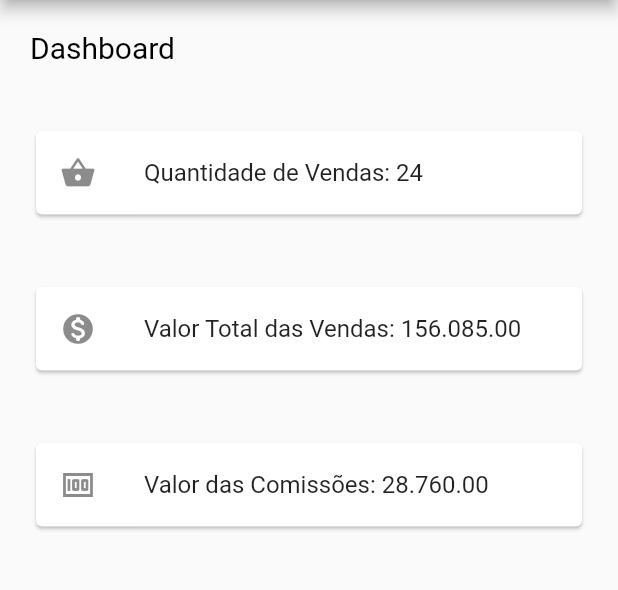
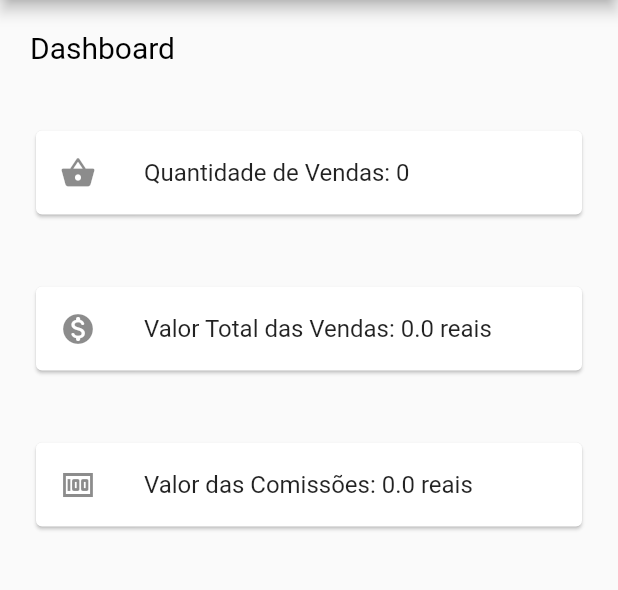
Before and after one commit to AmandaMaziero/sistema_de_venda, a Flutter app: the screen it shows after launch, after a tap on "Entrar", on a phone screen of 412 x 824 dp, the part 84-674 px from its top. Run offline on Flutter 3.47's test engine with Material 2 defaults, Android fonts, the phone set to English and light mode, and no system bars; our stand-ins replace cloud_firestore, firebase_auth, firebase_core; accounts and stored records are empty; generated files the repository leaves out were written again; network calls fail; Roboto replaces fonts that are missing (Poppins).

Commit message:
finalizado o crud de vendas e dashboard

```diff
--- a/lib/pages/clients.dart
+++ b/lib/pages/clients.dart
@@ -35,7 +35,7 @@ class Client extends StatelessWidget {
             _buildDrawerItem('Usuários', User(), context),
             _buildDrawerItem('Clientes', Client(), context),
             _buildDrawerItem('Produtos', Product(), context),
-            _buildDrawerItem('Vendas', const Sale(), context),
+            _buildDrawerItem('Vendas', Sale(), context),
           ],
         ),
       ),
--- a/lib/pages/forms/clients.form.dart
+++ b/lib/pages/forms/clients.form.dart
@@ -50,7 +50,7 @@ class _FormClientState extends State<FormClient> {
             _buildDrawerItem('Usuários', User(), context),
             _buildDrawerItem('Clientes', Client(), context),
             _buildDrawerItem('Produtos', Product(), context),
-            _buildDrawerItem('Vendas', const Sale(), context),
+            _buildDrawerItem('Vendas', Sale(), context),
           ],
         ),
       ),
--- a/lib/pages/forms/products.form.dart
+++ b/lib/pages/forms/products.form.dart
@@ -48,7 +48,7 @@ class _FormProductState extends State<FormProduct> {
             _buildDrawerItem('Usuários', User(), context),
             _buildDrawerItem('Clientes', Client(), context),
             _buildDrawerItem('Produtos', Product(), context),
-            _buildDrawerItem('Vendas', const Sale(), context),
+            _buildDrawerItem('Vendas', Sale(), context),
           ],
         ),
       ),
--- a/lib/pages/forms/users.form.dart
+++ b/lib/pages/forms/users.form.dart
@@ -51,7 +51,7 @@ class _FormUserState extends State<FormUser> {
             _buildDrawerItem('Usuários', User(), context),
             _buildDrawerItem('Clientes', Client(), context),
             _buildDrawerItem('Produtos', Product(), context),
-            _buildDrawerItem('Vendas', const Sale(), context),
+            _buildDrawerItem('Vendas', Sale(), context),
           ],
         ),
       ),
--- a/lib/pages/home.dart
+++ b/lib/pages/home.dart
@@ -1,3 +1,4 @@
+import 'package:cloud_firestore/cloud_firestore.dart';
 import 'package:flutter/material.dart';
 import 'package:sistema_de_venda/widgets/texts.dart';
 import 'package:sistema_de_venda/pages/users.dart';
@@ -35,7 +36,7 @@ class _HomeState extends State<Home> {
             _buildDrawerItem('Usuários', User(), context),
             _buildDrawerItem('Clientes', Client(), context),
             _buildDrawerItem('Produtos', Product(), context),
-            _buildDrawerItem('Vendas', const Sale(), context),
+            _buildDrawerItem('Vendas', Sale(), context),
           ],
         ),
       ),
@@ -60,47 +61,81 @@ class _HomeState extends State<Home> {
           padding: const EdgeInsets.all(20),
           child: Texts("Dashboard"),
         ),
-        const Padding(
-          padding: EdgeInsets.all(20),
+        FutureBuilder<int>(
+          future: countProducts(),
+          builder: (BuildContext context, AsyncSnapshot<int> snapshot) {
+            if (snapshot.connectionState == ConnectionState.waiting) {
+              return const CircularProgressIndicator();
+            } else if (snapshot.hasError) {
+              return Text('Erro ao carregar dados: ${snapshot.error}');
+            } else {
+              int productCount = snapshot.data ?? 0;
+              return Padding(
+                padding: const EdgeInsets.all(20),
                 child: Card(
                   child: Column(
                     mainAxisSize: MainAxisSize.min,
                     children: <Widget>[
                       ListTile(
-                  leading: Icon(Icons.shopping_basket),
-                  title: Text("Quantidade de Vendas: 24"),
+                        leading: const Icon(Icons.shopping_basket),
+                        title: Text("Quantidade de Vendas: $productCount"),
                       )
                     ],
                   ),
                 ),
+              );
+            }
+          },
         ),
-        const Padding(
-          padding: EdgeInsets.all(20),
+        FutureBuilder<double>(
+          future: calculateTotalSales(),
+          builder: (BuildContext context, AsyncSnapshot<double> snapshot) {
+            if (snapshot.hasError) {
+              return Text('Erro ao carregar dados: ${snapshot.error}');
+            } else {
+              double totalSales = snapshot.data ?? 0;
+              return Padding(
+                padding: const EdgeInsets.all(20),
                 child: Card(
                   child: Column(
                     mainAxisSize: MainAxisSize.min,
                     children: <Widget>[
                       ListTile(
-                  leading: Icon(Icons.monetization_on_rounded),
-                  title: Text("Valor Total das Vendas: 156.085.00"),
+                        leading: const Icon(Icons.monetization_on_rounded),
+                        title:
+                            Text("Valor Total das Vendas: $totalSales reais"),
                       )
                     ],
                   ),
                 ),
+              );
+            }
+          },
         ),
-        const Padding(
-          padding: EdgeInsets.all(20),
+        FutureBuilder<double>(
+          future: calculateTotalCommissions(),
+          builder: (BuildContext context, AsyncSnapshot<double> snapshot) {
+            if (snapshot.hasError) {
+              return Text('Erro ao carregar dados: ${snapshot.error}');
+            } else {
+              double totalCommisions = snapshot.data ?? 0.00;
+              return Padding(
+                padding: const EdgeInsets.all(20),
                 child: Card(
                   child: Column(
                     mainAxisSize: MainAxisSize.min,
                     children: <Widget>[
                       ListTile(
-                  leading: Icon(Icons.money),
-                  title: Text("Valor das Comissões: 28.760.00"),
+                        leading: const Icon(Icons.money),
+                        title:
+                            Text("Valor das Comissões: $totalCommisions reais"),
                       )
                     ],
                   ),
                 ),
+              );
+            }
+          },
         )
       ],
     );
@@ -111,4 +146,60 @@ class _HomeState extends State<Home> {
       return page;
     }));
   }
+
+  Future<int> countProducts() async {
+    try {
+      QuerySnapshot snapshot =
+          await FirebaseFirestore.instance.collection('sales').get();
+
+      return snapshot.docs.length;
+    } catch (e) {
+      print('Erro ao contar produtos: $e');
+      return 0;
     }
+  }
+
+  Future<double> calculateTotalSales() async {
+    try {
+      QuerySnapshot snapshot =
+          await FirebaseFirestore.instance.collection('sales').get();
+
+      double totalSales = 0.0;
+      for (var doc in snapshot.docs) {
+        if (doc.exists && doc.data() != null) {
+          Map<Object, dynamic>? data = doc.data() as Map<Object, dynamic>?;
+          if (data != null && data.containsKey('totalValue')) {
+            totalSales += data['totalValue'] ?? 0.0;
+          }
+        }
+      }
+
+      return totalSales;
+    } catch (e) {
+      print('Erro ao calcular total de vendas: $e');
+      return 0.0;
+    }
+  }
+
+  Future<double> calculateTotalCommissions() async {
+    try {
+      QuerySnapshot snapshot =
+          await FirebaseFirestore.instance.collection('sales').get();
+
+      double totalCommisions = 0.0;
+      for (var doc in snapshot.docs) {
+        if (doc.exists && doc.data() != null) {
+          Map<Object, dynamic>? data = doc.data() as Map<Object, dynamic>?;
+          if (data != null && data.containsKey('commission')) {
+            totalCommisions += data['commission'] ?? 0.0;
+          }
+        }
+      }
+
+      return totalCommisions;
+    } catch (e) {
+      print('Erro ao calcular total de comissões: $e');
+      return 0.0;
+    }
+  }
+}
--- a/lib/pages/products.dart
+++ b/lib/pages/products.dart
@@ -34,7 +34,7 @@ class Product extends StatelessWidget {
             _buildDrawerItem('Usuários', User(), context),
             _buildDrawerItem('Clientes', Client(), context),
             _buildDrawerItem('Produtos', Product(), context),
-            _buildDrawerItem('Vendas', const Sale(), context),
+            _buildDrawerItem('Vendas', Sale(), context),
           ],
         ),
       ),
--- a/lib/pages/users.dart
+++ b/lib/pages/users.dart
@@ -35,7 +35,7 @@ class User extends StatelessWidget {
             _buildDrawerItem('Usuários', User(), context),
             _buildDrawerItem('Clientes', Client(), context),
             _buildDrawerItem('Produtos', Product(), context),
-            _buildDrawerItem('Vendas', const Sale(), context),
+            _buildDrawerItem('Vendas', Sale(), context),
           ],
         ),
       ),
--- a/lib/services/sale_service.dart
+++ b/lib/services/sale_service.dart
@@ -9,7 +9,7 @@ class SaleService {
     required String seller,
     required String client,
     required double totalValue,
-    required String product,
+    required String products,
     required double commission,
     required double percentage,
     required String paymentMethod,
@@ -20,7 +20,7 @@ class SaleService {
         'seller': seller,
         'client': client,
         'totalValue': totalValue,
-        'product': product,
+        'products': products,
         'commission': commission,
         'percentage': percentage,
         'paymentMethod': paymentMethod,
```
Also changed, not shown: lib/pages/forms/sales.form.dart (+70 -6 lines), lib/pages/sales.dart (+121 -87 lines). Lines whose indentation alone changed are shown as unchanged.
